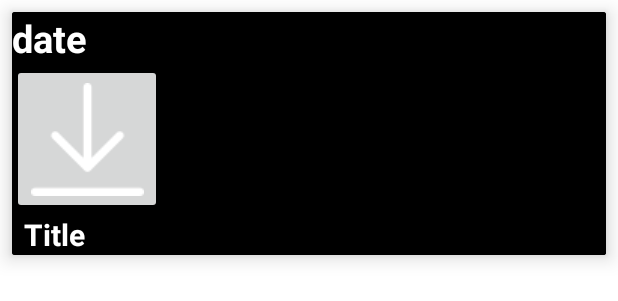
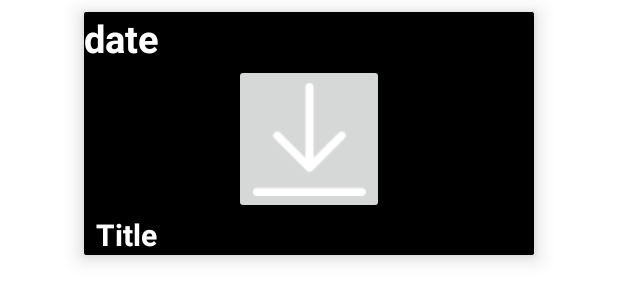
Before and after one commit to AlexandrosAlexandrov/MobileEvaluationApp, an Android app: the layout row_items.xml on its own in the app's theme, with its tools: preview values and no code run, on a phone screen of 412 x 824 dp. Shown: the top 301 px of the screen. Run offline under Robolectric (Android 15) with nearby library versions, the phone set to English and light mode, and no system bars.

```diff
--- a/app/src/main/res/layout/row_items.xml
+++ b/app/src/main/res/layout/row_items.xml
@@ -1,10 +1,12 @@
 <?xml version="1.0" encoding="utf-8"?>
 <androidx.cardview.widget.CardView xmlns:android="http://schemas.android.com/apk/res/android"
     xmlns:app="http://schemas.android.com/apk/res-auto"
-    android:layout_width="match_parent"
+    android:layout_width="300dp"
     android:layout_height="wrap_content"
     android:layout_margin="8dp"
-    app:cardElevation="8dp">
+    app:cardElevation="8dp"
+    android:layout_gravity="center|top"
+    android:paddingBottom="100dp">
 
     <LinearLayout
         android:layout_width="match_parent"
@@ -31,7 +33,8 @@
                 android:id="@+id/image_country"
                 android:layout_width="100dp"
                 android:layout_height="100dp"
-                android:src="@drawable/ic_download" />
+                android:src="@drawable/ic_download"
+                android:layout_gravity="center"/>
 
 
             <LinearLayout
```
